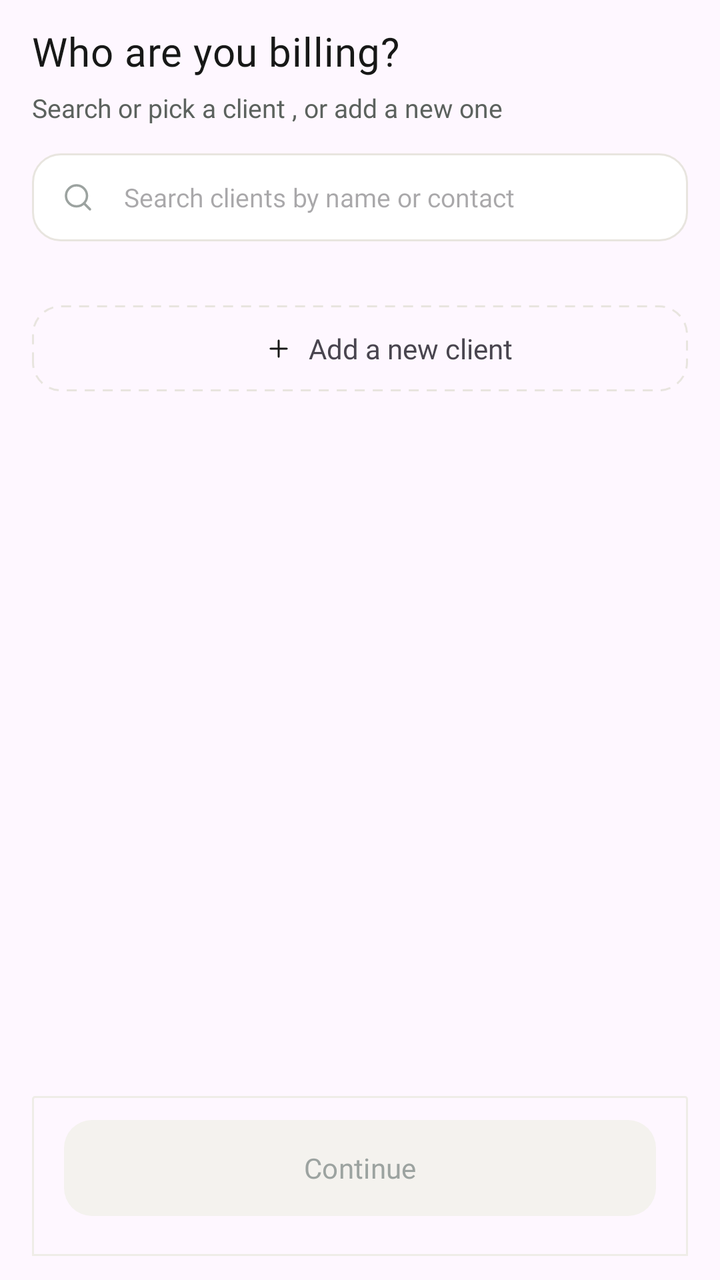
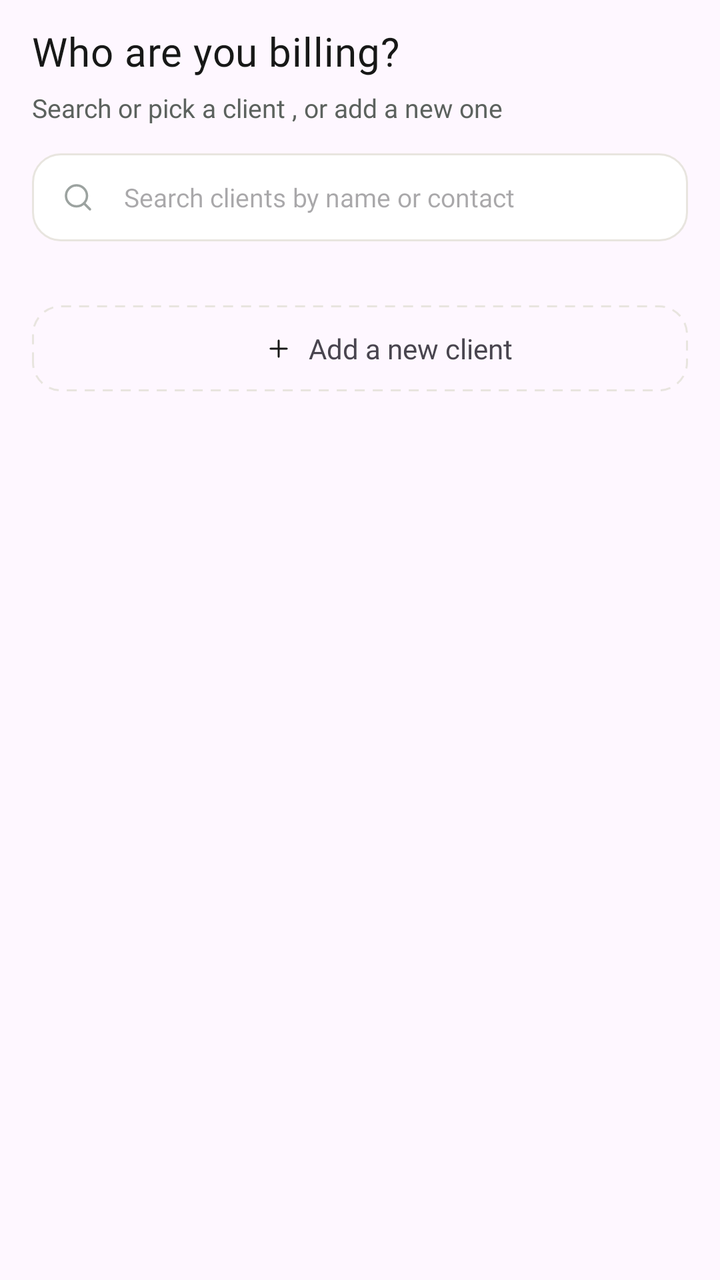

Two renders of the same Android screen: before a commit and after it. Below are the layout's source before the change and the commit's diff.
<!-- AndroidManifest.xml: application theme Theme.InvoiceGenerator -->
<!-- res/layout/fragment_newinvoice_select_client.xml -->
<?xml version="1.0" encoding="utf-8"?>
<androidx.constraintlayout.widget.ConstraintLayout xmlns:android="http://schemas.android.com/apk/res/android"
    android:layout_width="match_parent"
    android:layout_height="match_parent"
    xmlns:app="http://schemas.android.com/apk/res-auto"
    android:paddingVertical="12dp"
    android:paddingHorizontal="16dp">

    <TextView
        android:id="@+id/billingHeading"
        android:layout_width="wrap_content"
        android:layout_height="wrap_content"
        android:text="Who are you billing?"
        android:textColor="@color/btn_bg_dark"
        android:textSize="20sp"
        android:fontFamily="@font/inter_bold"
        android:letterSpacing="0.015"
        app:layout_constraintTop_toTopOf="parent"
        app:layout_constraintStart_toStartOf="parent"
        />

    <TextView
        android:id="@+id/selectClientSubheading"
        android:layout_width="wrap_content"
        android:layout_height="wrap_content"
        android:textSize="13sp"
        android:textColor="@color/subheading_color_home"
        android:fontFamily="@font/inter"
        android:text="Search or pick a client , or add a new one"
        app:layout_constraintTop_toBottomOf="@id/billingHeading"
        android:layout_marginTop="6dp"
        app:layout_constraintStart_toStartOf="parent"
        />

    <androidx.core.widget.NestedScrollView
        android:layout_width="match_parent"
        android:layout_height="0dp"
        app:layout_constraintTop_toBottomOf="@id/selectClientSubheading"
        app:layout_constraintStart_toStartOf="parent"
        app:layout_constraintEnd_toEndOf="parent"
        app:layout_constraintBottom_toTopOf="@id/invoice_action_button">

        
        <androidx.constraintlayout.widget.ConstraintLayout
            android:layout_width="match_parent"
            android:layout_height="wrap_content">

            <androidx.constraintlayout.widget.ConstraintLayout
                android:id="@+id/searchClientSection"
                android:layout_width="match_parent"
                android:layout_height="44dp"
                android:layout_marginTop="14dp"
                app:layout_constraintTop_toTopOf="parent"
                app:layout_constraintStart_toStartOf="parent"
                app:layout_constraintEnd_toEndOf="parent"
                android:background="@drawable/search_invoice_bg"
                >
                <ImageView
                    android:id="@+id/searchIcon"
                    android:layout_width="18dp"
                    android:layout_height="18dp"
                    android:background="@drawable/ic_search"
                    android:layout_marginStart="14dp"
                    app:layout_constraintStart_toStartOf="parent"
                    app:layout_constraintBottom_toBottomOf="parent"
                    app:layout_constraintTop_toTopOf="parent"
                    />
                <EditText
                    android:id="@+id/searchField"
                    android:layout_width="0dp"
                    android:layout_height="match_parent"
                    android:hint="Search clients by name or contact"
                    android:layout_marginStart="14dp"
                    app:layout_constraintStart_toEndOf="@id/searchIcon"
                    android:background="@null"
                    app:layout_constraintTop_toTopOf="parent"
                    app:layout_constraintBottom_toBottomOf="parent"
                    app:layout_constraintEnd_toEndOf="parent"
                    android:layout_marginEnd="32dp"
                    android:textSize="13sp"
                    android:textColor="@color/btn_bg_dark"
                    android:fontFamily="@font/inter_medium"
                    />

            </androidx.constraintlayout.widget.ConstraintLayout>

            <androidx.recyclerview.widget.RecyclerView
                android:id="@+id/clientInInvoiceRV"
                android:layout_width="match_parent"
                android:layout_height="wrap_content"
                android:layout_marginTop="12dp"
                app:layout_constraintTop_toBottomOf="@id/searchClientSection"
                app:layout_constraintStart_toStartOf="parent"
                app:layout_constraintEnd_toEndOf="parent"
                />

            <androidx.constraintlayout.widget.ConstraintLayout
                android:id="@+id/newInvoiceAddClientBtn"
                android:layout_width="match_parent"
                android:layout_height="wrap_content"
                android:layout_marginTop="20dp"
                android:background="@drawable/bg_add_client_btn"
                android:padding="12dp"
                app:layout_constraintEnd_toEndOf="parent"
                app:layout_constraintHorizontal_bias="0.0"
                app:layout_constraintStart_toStartOf="parent"
                app:layout_constraintTop_toBottomOf="@id/clientInInvoiceRV"
                app:layout_constraintBottom_toBottomOf="parent">

                <ImageView
                    android:id="@+id/clientAddplusIcon"
                    android:layout_width="14dp"
                    android:layout_height="14dp"
                    android:background="@drawable/ic_plus"
                    android:backgroundTint="@color/btn_bg_dark"
                    app:layout_constraintBottom_toBottomOf="parent"
                    app:layout_constraintEnd_toEndOf="parent"
                    app:layout_constraintHorizontal_bias="0.36"
                    app:layout_constraintStart_toStartOf="parent"
                    app:layout_constraintTop_toTopOf="parent" />

                <TextView
                    android:layout_width="wrap_content"
                    android:layout_height="wrap_content"
                    android:layout_marginStart="8dp"
                    android:fontFamily="@font/inter_medium"
                    android:text="Add a new client"
                    app:layout_constraintStart_toEndOf="@id/clientAddplusIcon"
                    app:layout_constraintTop_toTopOf="parent"
                    app:layout_constraintBottom_toBottomOf="parent"
                    />

            </androidx.constraintlayout.widget.ConstraintLayout>

        </androidx.constraintlayout.widget.ConstraintLayout>

    </androidx.core.widget.NestedScrollView>

    <LinearLayout
        android:id="@+id/invoice_action_button"
        android:layout_width="match_parent"
        android:layout_height="wrap_content"
        android:background="@drawable/bg_action_button_invoice"
        app:layout_constraintBottom_toBottomOf="parent"
        app:layout_constraintStart_toStartOf="parent"
        app:layout_constraintEnd_toEndOf="parent"
        android:paddingTop="12dp"
        android:paddingHorizontal="16dp"
        android:paddingBottom="20dp">
        <Button
            android:foreground="@null"
            android:id="@+id/continueBtn"
            android:layout_width="match_parent"
            android:layout_height="wrap_content"
            android:background="@drawable/bg_continue_btn"
            app:backgroundTint="@null"
            android:enabled="false"
            android:text="Continue"
            android:textColor="@color/grey"
            android:textSize="14sp"
            android:fontFamily="@font/inter_semibold"
            />

    </LinearLayout>

</androidx.constraintlayout.widget.ConstraintLayout>
<!-- resources referenced by this layout -->
<resources>
  <color name="btn_bg_dark">#171817</color>
  <color name="grey">#9CA3A0</color>
  <color name="subheading_color_home">#5C625E</color>
  <!-- drawable bg_action_button_invoice (drawable) -->
  <?xml version="1.0" encoding="utf-8"?>
  <shape xmlns:android="http://schemas.android.com/apk/res/android"
      android:shape="rectangle">
      <corners android:topLeftRadius="1dp"
            android:topRightRadius="1dp"/>
      <stroke
          android:width="1dp"
          android:color="#EFEDE7"/>
  
  
  </shape>
  <!-- drawable bg_add_client_btn (drawable) -->
  <?xml version="1.0" encoding="utf-8"?>
  <shape xmlns:android="http://schemas.android.com/apk/res/android"
      android:shape="rectangle">
      <corners android:radius="14dp"/>
      <stroke android:width="1dp"
          android:color="#E8E5DF"
          android:dashGap="4dp"
          android:dashWidth="5dp"/>
  
  </shape>
  <!-- drawable bg_continue_btn (drawable) -->
  <shape xmlns:android="http://schemas.android.com/apk/res/android"
      android:shape="rectangle">
      <solid android:color="@color/greyish_white" />
      <corners android:radius="14dp" />
  </shape>
  <!-- drawable ic_plus (drawable) -->
  <vector xmlns:android="http://schemas.android.com/apk/res/android"
      android:width="12dp"
      android:height="12dp"
      android:viewportWidth="24"
      android:viewportHeight="24">
      <path
          android:pathData="M12 5v14"
          android:strokeColor="#0C861A"
          android:strokeWidth="1.6"
          android:strokeLineCap="round"
          android:strokeLineJoin="round"
          android:fillColor="@android:color/transparent" />
      <path
          android:pathData="M5 12h14"
          android:strokeColor="#0C861A"
          android:strokeWidth="1.6"
          android:strokeLineCap="round"
          android:strokeLineJoin="round"
          android:fillColor="@android:color/transparent" />
  </vector>
  <!-- drawable ic_search (drawable) -->
  <vector xmlns:android="http://schemas.android.com/apk/res/android"
      android:width="16dp"
      android:height="16dp"
      android:viewportWidth="24"
      android:viewportHeight="24">
  
      <path
          android:pathData="M11,4a7,7 0,1 1,0,14 7,7 0,0 1,0,-14Z"
          android:strokeColor="#9CA3A0"
          android:strokeWidth="1.6"
          android:strokeLineCap="round"
          android:strokeLineJoin="round" />
  
      <path
          android:pathData="M20,20l-4,-4"
          android:strokeColor="#9CA3A0"
          android:strokeWidth="1.6"
          android:strokeLineCap="round"
          android:strokeLineJoin="round" />
  
  </vector>
  <!-- drawable search_invoice_bg (drawable) -->
  <?xml version="1.0" encoding="utf-8"?>
  <shape xmlns:android="http://schemas.android.com/apk/res/android"
      android:shape="rectangle">
      <solid android:color="#FFFFFF"/>
      <stroke
          android:color="#E8E5DF"
          android:width="1dp"/>
      <corners android:radius="14dp"/>
  
  </shape>
  <style name="Theme.InvoiceGenerator" parent="Base.Theme.InvoiceGenerator" />
  <color name="greyish_white">#F4F2EE</color>
  <style name="Base.Theme.InvoiceGenerator" parent="Theme.Material3.DayNight.NoActionBar">
          <item name="android:navigationBarColor">@android:color/transparent</item>
          <item name="android:statusBarColor">@android:color/transparent</item>
          <item name="android:windowLightNavigationBar">true</item>
      </style>
</resources>

<!-- the commit's change to res/layout/fragment_newinvoice_select_client.xml (unified diff, before → after) -->
@@ -38,7 +38,7 @@
         app:layout_constraintTop_toBottomOf="@id/selectClientSubheading"
         app:layout_constraintStart_toStartOf="parent"
         app:layout_constraintEnd_toEndOf="parent"
-        app:layout_constraintBottom_toTopOf="@id/invoice_action_button">
+     >
 
         
         <androidx.constraintlayout.widget.ConstraintLayout
@@ -93,6 +93,30 @@
                 app:layout_constraintStart_toStartOf="parent"
                 app:layout_constraintEnd_toEndOf="parent"
                 />
+            <TextView
+                android:id="@+id/noResultsTextView"
+                android:layout_width="match_parent"
+                android:layout_height="wrap_content"
+                android:paddingTop="20dp"
+                android:paddingBottom="16dp"
+                android:gravity="center"
+                android:visibility="gone"
+                android:textSize="12sp"
+                android:textColor="#5C625E"
+                android:fontFamily="@font/inter_medium"
+                android:text="No Clients match your search"
+                app:layout_constraintTop_toBottomOf="@id/searchClientSection"
+                app:layout_constraintStart_toStartOf="parent"
+                app:layout_constraintEnd_toEndOf="parent"
+                />
+            <androidx.constraintlayout.widget.Barrier
+                android:id="@+id/listBarrier"
+                android:layout_width="wrap_content"
+                android:layout_height="wrap_content"
+                app:barrierDirection="bottom"
+                android:visibility="gone"
+                app:constraint_referenced_ids="clientInInvoiceRV,noResultsTextView" />
+
 
             <androidx.constraintlayout.widget.ConstraintLayout
                 android:id="@+id/newInvoiceAddClientBtn"
@@ -104,7 +128,7 @@
                 app:layout_constraintEnd_toEndOf="parent"
                 app:layout_constraintHorizontal_bias="0.0"
                 app:layout_constraintStart_toStartOf="parent"
-                app:layout_constraintTop_toBottomOf="@id/clientInInvoiceRV"
+                app:layout_constraintTop_toBottomOf="@id/listBarrier"
                 app:layout_constraintBottom_toBottomOf="parent">
 
                 <ImageView
@@ -136,31 +160,6 @@
 
     </androidx.core.widget.NestedScrollView>
 
-    <LinearLayout
-        android:id="@+id/invoice_action_button"
-        android:layout_width="match_parent"
-        android:layout_height="wrap_content"
-        android:background="@drawable/bg_action_button_invoice"
-        app:layout_constraintBottom_toBottomOf="parent"
-        app:layout_constraintStart_toStartOf="parent"
-        app:layout_constraintEnd_toEndOf="parent"
-        android:paddingTop="12dp"
-        android:paddingHorizontal="16dp"
-        android:paddingBottom="20dp">
-        <Button
-            android:foreground="@null"
-            android:id="@+id/continueBtn"
-            android:layout_width="match_parent"
-            android:layout_height="wrap_content"
-            android:background="@drawable/bg_continue_btn"
-            app:backgroundTint="@null"
-            android:enabled="false"
-            android:text="Continue"
-            android:textColor="@color/grey"
-            android:textSize="14sp"
-            android:fontFamily="@font/inter_semibold"
-            />
 
-    </LinearLayout>
 
 </androidx.constraintlayout.widget.ConstraintLayout>
<!-- resource entries referenced after the edit -->
@@ -1,20 +1,7 @@
 <!-- resources referenced by this layout -->
 <resources>
   <color name="btn_bg_dark">#171817</color>
-  <color name="grey">#9CA3A0</color>
   <color name="subheading_color_home">#5C625E</color>
-  <!-- drawable bg_action_button_invoice (drawable) -->
-  <?xml version="1.0" encoding="utf-8"?>
-  <shape xmlns:android="http://schemas.android.com/apk/res/android"
-      android:shape="rectangle">
-      <corners android:topLeftRadius="1dp"
-            android:topRightRadius="1dp"/>
-      <stroke
-          android:width="1dp"
-          android:color="#EFEDE7"/>
-  
-  
-  </shape>
   <!-- drawable bg_add_client_btn (drawable) -->
   <?xml version="1.0" encoding="utf-8"?>
   <shape xmlns:android="http://schemas.android.com/apk/res/android"
@@ -25,12 +12,6 @@
           android:dashGap="4dp"
           android:dashWidth="5dp"/>
   
-  </shape>
-  <!-- drawable bg_continue_btn (drawable) -->
-  <shape xmlns:android="http://schemas.android.com/apk/res/android"
-      android:shape="rectangle">
-      <solid android:color="@color/greyish_white" />
-      <corners android:radius="14dp" />
   </shape>
   <!-- drawable ic_plus (drawable) -->
   <vector xmlns:android="http://schemas.android.com/apk/res/android"
@@ -87,7 +68,6 @@
   
   </shape>
   <style name="Theme.InvoiceGenerator" parent="Base.Theme.InvoiceGenerator" />
-  <color name="greyish_white">#F4F2EE</color>
   <style name="Base.Theme.InvoiceGenerator" parent="Theme.Material3.DayNight.NoActionBar">
           <item name="android:navigationBarColor">@android:color/transparent</item>
           <item name="android:statusBarColor">@android:color/transparent</item>
